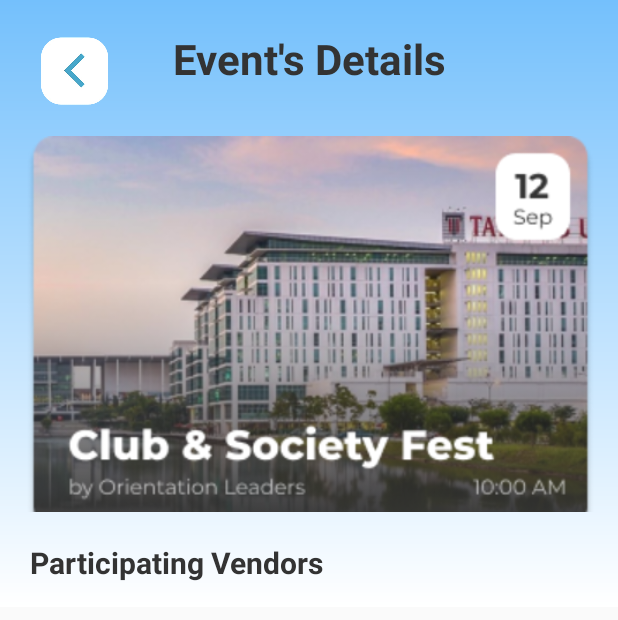
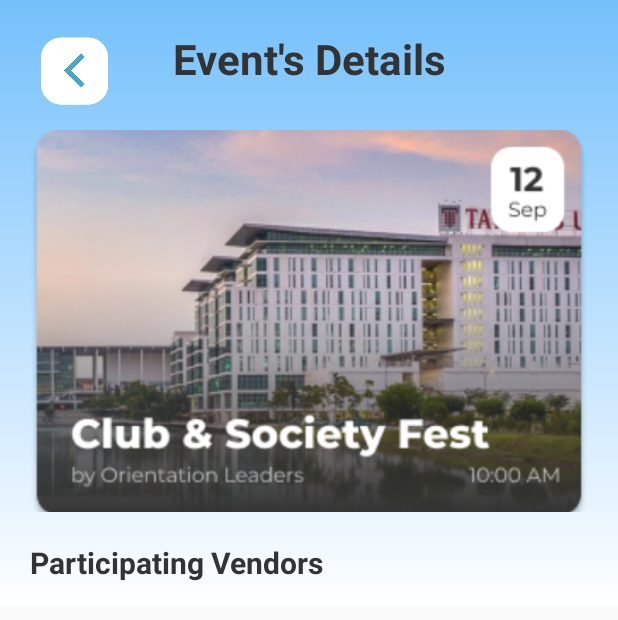
Before and after one commit to bonifacioronald/unify, an Android app: the EventDetailScreen screen opened directly, with no data from a screen before it, on a phone screen of 412 x 824 dp. Shown: the top 620 px of the screen. Run offline under Robolectric (Android 15) with nearby library versions, the phone set to English and light mode, and no system bars; 11 statements that could not run were skipped.

Commit message:
fix: fix layouting

```diff
--- a/app/src/main/java/com/example/mad_assignment2/screens/EventDetailScreen.java
+++ b/app/src/main/java/com/example/mad_assignment2/screens/EventDetailScreen.java
@@ -89,8 +89,8 @@ public class EventDetailScreen extends AppCompatActivity {
         previewImageButton.setOnClickListener(new View.OnClickListener() {
             @Override
             public void onClick(View v) {
-                // Define the target activity you want to navigate to
                 Intent intent = new Intent(EventDetailScreen.this, EventPreviewScreen.class);
+                intent.putExtra("event_id",event_id);
                 startActivity(intent);
             }
         });
--- a/app/src/main/res/layout/activity_event_details_screen.xml
+++ b/app/src/main/res/layout/activity_event_details_screen.xml
@@ -45,24 +45,25 @@
 
             <ImageButton
                 android:id="@+id/previewImageButton"
-                android:layout_width="450dp"
-                android:layout_height="270dp"
-                android:layout_marginTop="40dp"
+                android:layout_width="match_parent"
+                android:layout_height="300dp"
+                android:layout_marginTop="0dp"
+                android:layout_marginStart="20dp"
+                android:layout_marginEnd="20dp"
+                android:background="#00000000"
                 android:scaleType="fitCenter"
                 android:src="@drawable/event_card1"
-                android:background="#00000000"
                 android:visibility="visible"
-                app:layout_constraintBottom_toBottomOf="parent"
                 app:layout_constraintEnd_toEndOf="parent"
                 app:layout_constraintStart_toStartOf="parent"
                 app:layout_constraintTop_toBottomOf="@+id/Events_Details"
-                tools:ignore="MissingConstraints"
                 tools:visibility="visible" />
 
 
         </androidx.constraintlayout.widget.ConstraintLayout>
 
         <androidx.constraintlayout.widget.ConstraintLayout
+            android:layout_marginTop="20dp"
             android:layout_width="match_parent"
             android:layout_height="wrap_content">
 
@@ -71,7 +72,6 @@
                 android:layout_width="342dp"
                 android:layout_height="35dp"
                 android:layout_marginStart="20dp"
-                android:layout_marginTop="20dp"
                 android:text="Participating Vendors"
                 android:textColor="@color/text"
                 android:textSize="20dp"
@@ -93,7 +93,5 @@
         </androidx.constraintlayout.widget.ConstraintLayout>
 
 
-
-
     </LinearLayout>
 </ScrollView>
```
